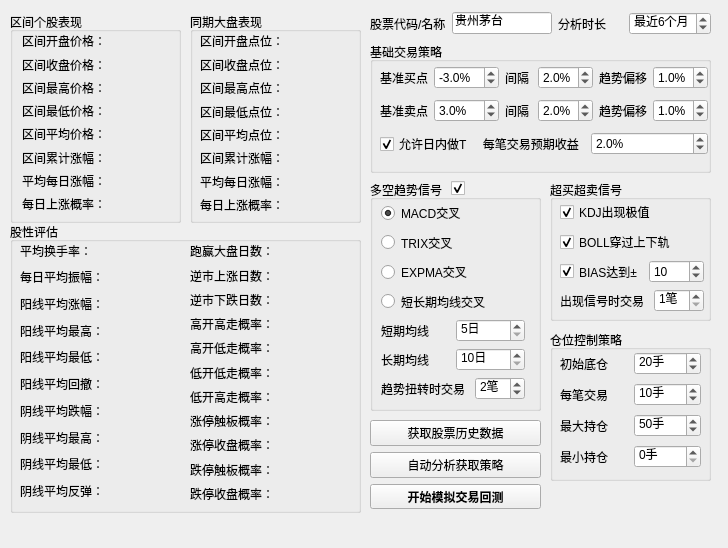
This is QtDesign/StockAnalyzer.ui in victor647/QuantumStockTrade as Qt 5 draws it before an edit. The edited form follows.
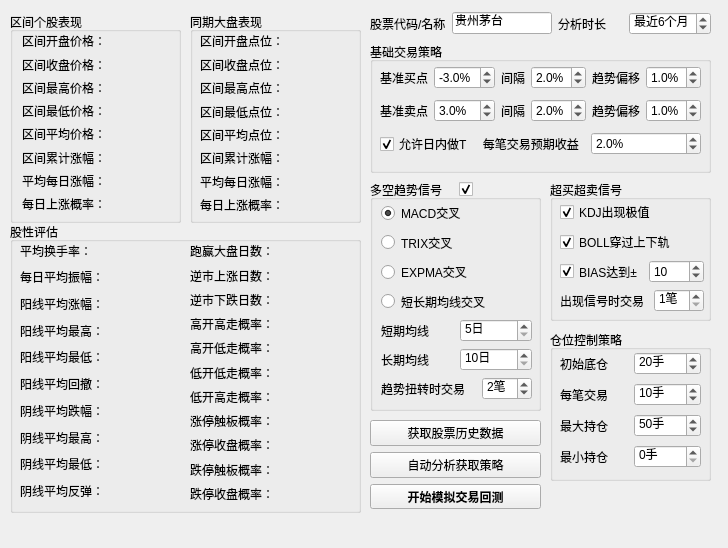
This is the edited form.

Diff of the .ui file:
```diff
--- a/QtDesign/StockAnalyzer.ui
+++ b/QtDesign/StockAnalyzer.ui
@@ -404,7 +404,7 @@
       <rect>
        <x>10</x>
        <y>20</y>
-       <width>328</width>
+       <width>321</width>
        <height>101</height>
       </rect>
      </property>
@@ -1064,7 +1064,7 @@
       <rect>
        <x>11</x>
        <y>21</y>
-       <width>144</width>
+       <width>151</width>
        <height>199</height>
       </rect>
      </property>
@@ -1549,8 +1549,8 @@
    <widget class="QCheckBox" name="cbxTrendEnabled">
     <property name="geometry">
      <rect>
-      <x>451</x>
-      <y>179</y>
+      <x>459</x>
+      <y>180</y>
       <width>16</width>
       <height>18</height>
      </rect>
```
Left out of the diff: 2 changed lines with no effect on the pictures.
